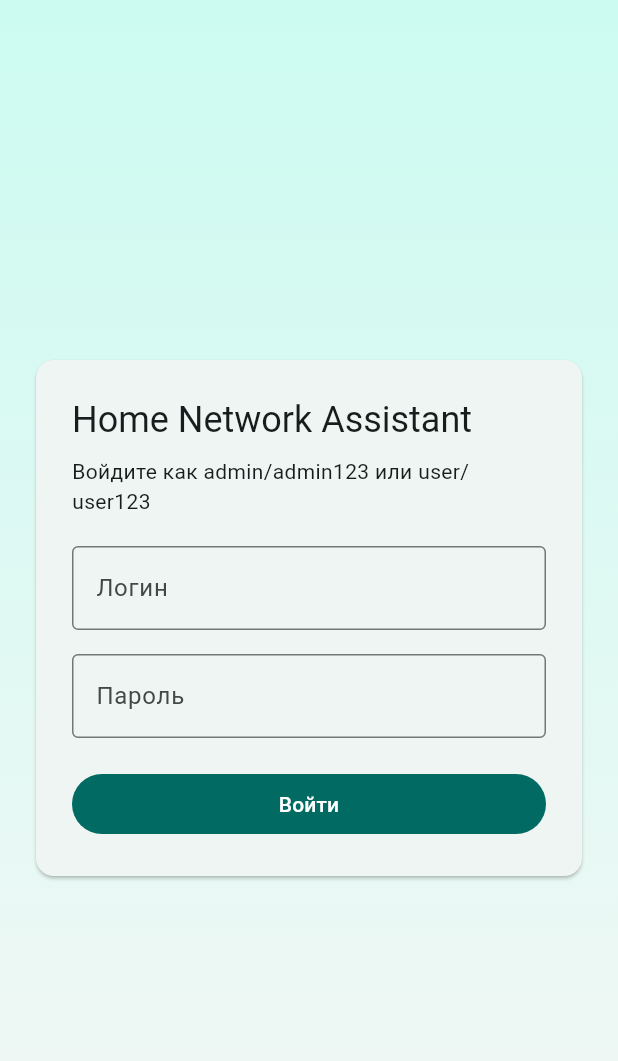
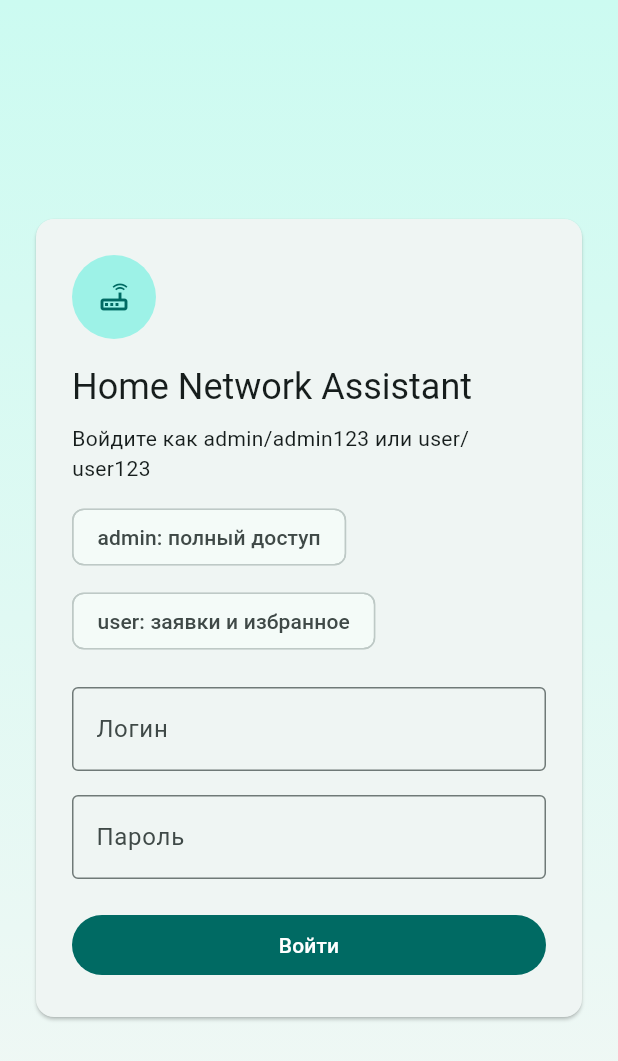
Before and after one commit to tilereasy/HomeNetworkAssistant, a Flutter app: the screen it shows after launch, on a phone screen of 412 x 824 dp. Shown: the top 1061 px of the screen. Run offline on Flutter 3.47's test engine with Material 3 defaults, Android fonts, the light colour scheme and no system bars; our stand-ins replace shared_preferences; accounts and stored records are empty.

Commit message:
Some polishes

```diff
--- a/lib/screens/login_screen.dart
+++ b/lib/screens/login_screen.dart
@@ -46,10 +46,24 @@ class _LoginScreenState extends State<LoginScreen> {
                   builder: (context, _) {
                     return Form(
                       key: _formKey,
+                      child: SingleChildScrollView(
                         child: Column(
                           mainAxisSize: MainAxisSize.min,
                           crossAxisAlignment: CrossAxisAlignment.start,
                           children: [
+                            Container(
+                              height: 56,
+                              width: 56,
+                              decoration: BoxDecoration(
+                                color: Theme.of(context).colorScheme.primaryContainer,
+                                shape: BoxShape.circle,
+                              ),
+                              child: Icon(
+                                Icons.router_outlined,
+                                color: Theme.of(context).colorScheme.primary,
+                              ),
+                            ),
+                            const SizedBox(height: 16),
                             Text(
                               'Home Network Assistant',
                               style: Theme.of(context).textTheme.headlineSmall,
@@ -57,6 +71,15 @@ class _LoginScreenState extends State<LoginScreen> {
                             const SizedBox(height: 8),
                             const Text(
                               'Войдите как admin/admin123 или user/user123',
+                            ),
+                            const SizedBox(height: 12),
+                            Wrap(
+                              spacing: 8,
+                              runSpacing: 8,
+                              children: const [
+                                Chip(label: Text('admin: полный доступ')),
+                                Chip(label: Text('user: заявки и избранное')),
+                              ],
                             ),
                             const SizedBox(height: 20),
                             TextFormField(
@@ -97,6 +120,7 @@ class _LoginScreenState extends State<LoginScreen> {
                             ),
                           ],
                         ),
+                      ),
                     );
                   },
                 ),
```
Also changed, not shown: lib/screens/device_details_screen.dart (+30 -12 lines), lib/screens/notifications_screen.dart (+90 -15 lines), 1 other file. Lines whose indentation alone changed are shown as unchanged.
